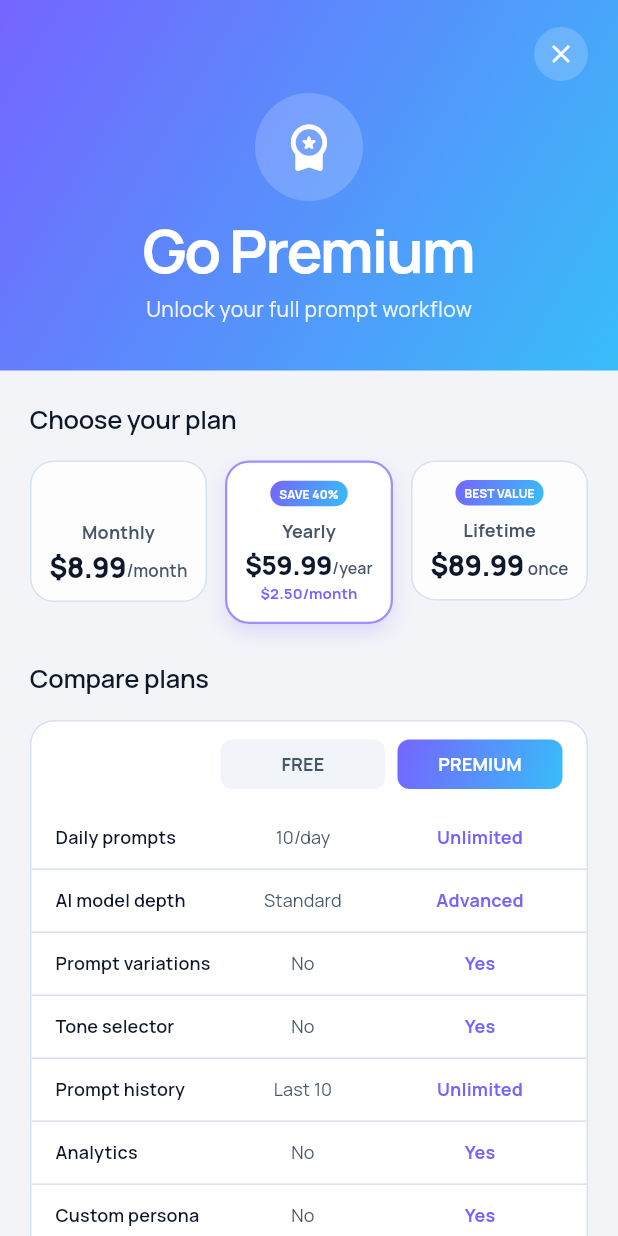
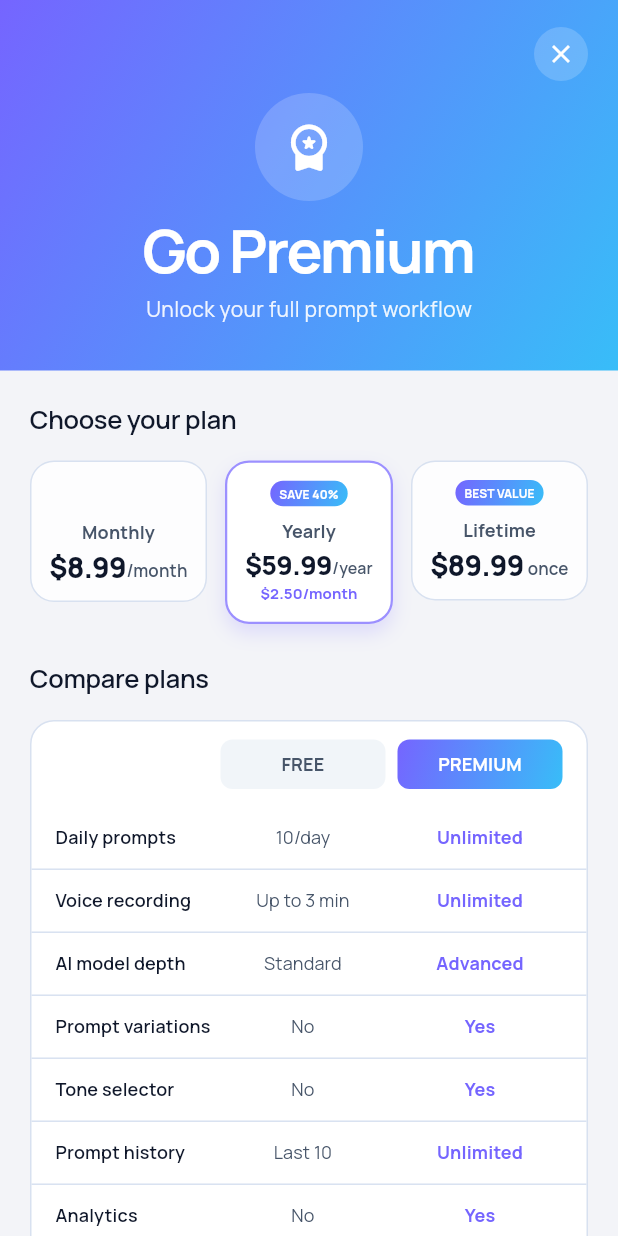
Before and after one commit to MawuliMyth/prompt_app, a Flutter app: the PaywallScreen screen opened directly, on a phone screen of 412 x 824 dp. Run offline on Flutter 3.47's test engine with Material 3 defaults, Android fonts, the phone set to English and light mode, and no system bars; our stand-ins replace cached_network_image, cloud_firestore, connectivity_plus, firebase_auth, firebase_core, flutter_svg and 7 more; missing offline and left inert: flutter_sound; accounts and stored records are empty; network calls fail.

Commit message:
refine auth headers and paywall badges

```diff
--- a/lib/screens/auth/login_screen.dart
+++ b/lib/screens/auth/login_screen.dart
@@ -97,7 +97,7 @@ class _LoginScreenState extends State<LoginScreen> {
 
     return AdaptiveScaffold(
       appBar: AdaptiveAppBar(
-        title: 'Sign In',
+        title: '',
         backgroundColor: Colors.transparent,
         leading: IconButton(
           icon: Icon(
--- a/lib/screens/auth/signup_screen.dart
+++ b/lib/screens/auth/signup_screen.dart
@@ -153,7 +153,7 @@ class _SignupScreenState extends State<SignupScreen> {
 
     return AdaptiveScaffold(
       appBar: AdaptiveAppBar(
-        title: 'Create Account',
+        title: '',
         backgroundColor: Colors.transparent,
         leading: IconButton(
           icon: Icon(
--- a/lib/screens/paywall/paywall_screen.dart
+++ b/lib/screens/paywall/paywall_screen.dart
@@ -48,6 +48,7 @@ class _PaywallScreenState extends State<PaywallScreen> {
 
   final List<_FeatureRow> _features = const [
     _FeatureRow('Daily prompts', '10/day', 'Unlimited'),
+    _FeatureRow('Voice recording', 'Up to 3 min', 'Unlimited'),
     _FeatureRow('AI model depth', 'Standard', 'Advanced'),
     _FeatureRow('Prompt variations', 'No', 'Yes'),
     _FeatureRow('Tone selector', 'No', 'Yes'),
@@ -448,11 +449,11 @@ class _PaywallScreenState extends State<PaywallScreen> {
         Row(
           mainAxisAlignment: MainAxisAlignment.center,
           children: [
-            _buildTrustBadge('Secure'),
+            _buildTrustBadge('Secure', Icons.lock_outline),
             const SizedBox(width: 24),
-            _buildTrustBadge('Refund'),
+            _buildTrustBadge('Cancel anytime', Icons.cancel_outlined),
             const SizedBox(width: 24),
-            _buildTrustBadge('Cancel anytime'),
+            _buildTrustBadge('Free trial', Icons.card_giftcard_outlined),
           ],
         ),
         const SizedBox(height: 16),
@@ -468,13 +469,13 @@ class _PaywallScreenState extends State<PaywallScreen> {
     );
   }
 
-  Widget _buildTrustBadge(String text) {
+  Widget _buildTrustBadge(String text, IconData icon) {
     final secondaryText = _secondaryTextColor(Theme.of(context));
 
     return Row(
       children: [
-        const Icon(
-          Icons.check_circle_rounded,
+        Icon(
+          icon,
           size: 14,
           color: AppColors.primaryLight,
         ),
```
